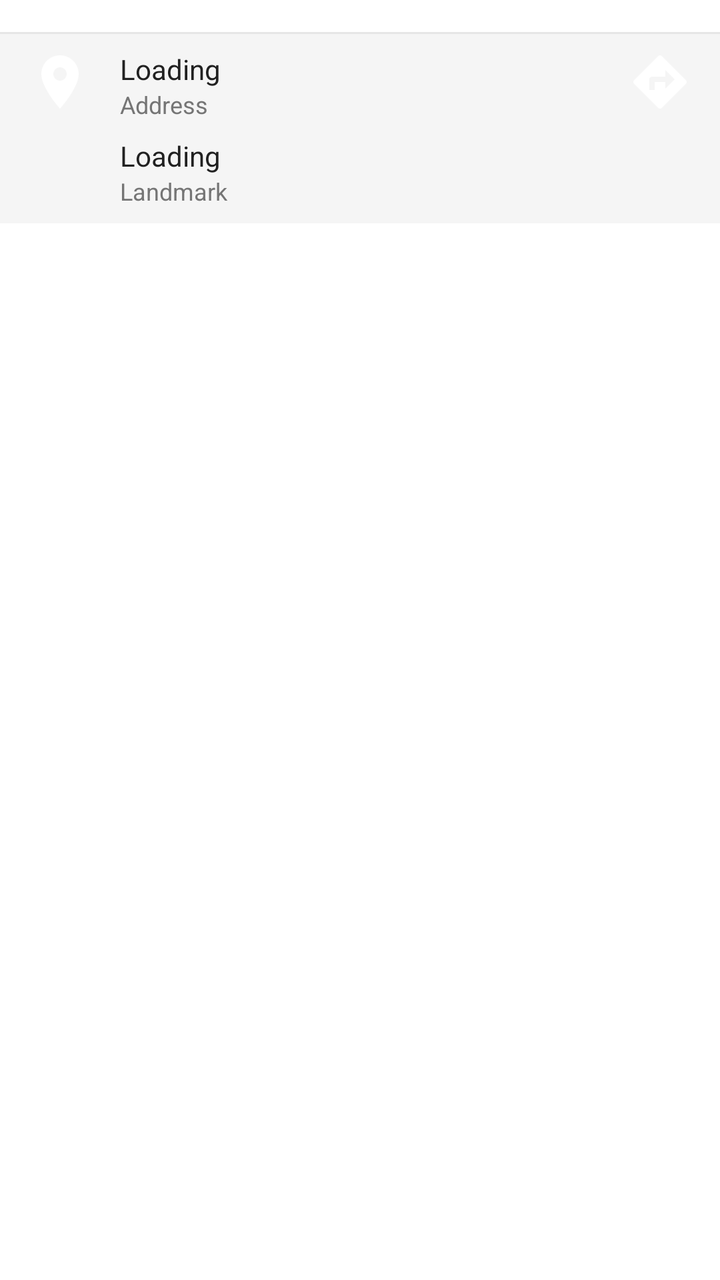
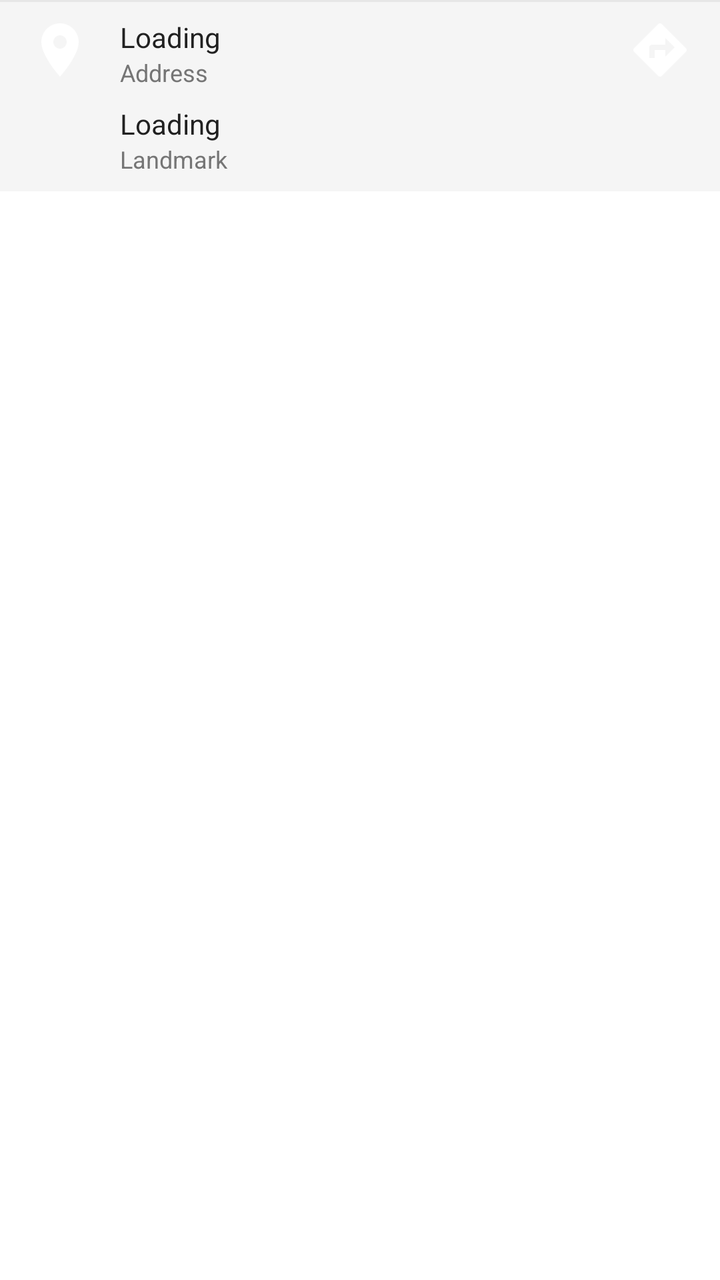

An Android layout rendered at two revisions. The XML below is the earlier revision; the diff shows what the commit changed to produce the second picture.
<!-- AndroidManifest.xml: application theme AppTheme -->
<!-- res/layout/inflate_voteup_feedback.xml -->
<?xml version="1.0" encoding="utf-8"?>
<RelativeLayout xmlns:android="http://schemas.android.com/apk/res/android"
                android:layout_width="match_parent" android:background="@color/white"
                android:layout_height="wrap_content">
    <View
        android:id="@+id/view1"
        android:layout_width="match_parent"
        android:layout_height="1dp"
        android:layout_marginTop="16dp"
        android:background="#e6e6e6" />
    <RelativeLayout
        android:id="@+id/directions0"
        android:layout_width="match_parent"
        android:layout_height="wrap_content"
        android:layout_below="@+id/view1"
        android:background="#f5f5f5"
        android:orientation="horizontal"
        android:weightSum="2" >

        <ImageView
            android:id="@+id/locateComplaint"
            android:layout_width="48dp"
            android:layout_height="48dp"
            android:layout_alignParentLeft="true"
            android:layout_marginLeft="6dp"
            android:layout_marginRight="6dp"
            android:layout_weight="0.50"
            android:padding="8dp"
            android:scaleType="fitCenter"
            android:src="@mipmap/ic_location_detail" />

        <LinearLayout
            android:id="@+id/directions"
            android:layout_width="wrap_content"
            android:layout_height="wrap_content"
            android:layout_toLeftOf="@+id/navigateComplaint"
            android:layout_toRightOf="@+id/locateComplaint"
            android:orientation="vertical"
            android:weightSum="4" >

            <TextView
                android:id="@+id/locationText"
                android:layout_width="match_parent"
                android:layout_height="match_parent"
                android:layout_marginTop="8dp"
                android:layout_weight="1"
                android:gravity="center_vertical"
                android:text="@string/loading"
                android:textColor="@color/black"
                android:textSize="14sp" />

            <TextView
                android:id="@+id/address"
                android:layout_width="wrap_content"
                android:layout_height="match_parent"
                android:layout_weight="1"
                android:gravity="center_vertical"
                android:text="@string/address"
                android:textColor="#757575"
                android:textSize="12sp" />

            <TextView
                android:id="@+id/locationlandmark"
                android:layout_width="wrap_content"
                android:layout_height="match_parent"
                android:layout_marginTop="8dp"
                android:layout_weight="1"
                android:gravity="center_vertical"
                android:text="@string/loading"
                android:textColor="@color/black"
                android:textSize="14sp" />

            <TextView
                android:id="@+id/landmark"
                android:layout_width="wrap_content"
                android:layout_height="match_parent"
                android:layout_marginBottom="8dp"
                android:gravity="center_vertical"
                android:text="@string/landmark"
                android:textColor="#757575"
                android:textSize="12sp" />
        </LinearLayout>

        <ImageView
            android:id="@+id/navigateComplaint"
            android:layout_width="48dp"
            android:layout_alignParentRight="true"
            android:layout_height="48dp"
            android:layout_alignLeft="@+id/complaint_category"
            android:layout_alignRight="@+id/complaint_category"
            android:layout_marginLeft="6dp"
            android:layout_marginRight="6dp"
            android:layout_weight="0.50"
            android:padding="8dp"
            android:scaleType="fitCenter"
            android:src="@mipmap/ic_directions" />

    </RelativeLayout>
</RelativeLayout>
<!-- resources referenced by this layout -->
<resources>
  <color name="black">#212121</color>
  <color name="white">#ffffff</color>
  <!-- mipmap ic_directions: png bitmap (mipmap-xxxhdpi, 816 bytes) -->
  <!-- mipmap ic_location_detail: png bitmap (mipmap-xxxhdpi, 1270 bytes) -->
  <string name="address">Address</string>
  <string name="landmark">Landmark</string>
  <string name="loading">Loading</string>
  <style name="AppTheme" parent="Theme.AppCompat.Light.DarkActionBar">
          
          <item name="colorPrimary">@color/colorPrimary</item>
          <item name="colorPrimaryDark">@color/colorPrimaryDark</item>
          <item name="colorAccent">@color/colorAccent</item>
      </style>
  <color name="colorPrimary">#FF6D00</color>
  <color name="colorPrimaryDark">#FF6D00</color>
  <color name="colorAccent">#FFD180</color>
</resources>

<!-- the commit's change to res/layout/inflate_voteup_feedback.xml (unified diff, before → after) -->
@@ -6,7 +6,6 @@
         android:id="@+id/view1"
         android:layout_width="match_parent"
         android:layout_height="1dp"
-        android:layout_marginTop="16dp"
         android:background="#e6e6e6" />
     <RelativeLayout
         android:id="@+id/directions0"
